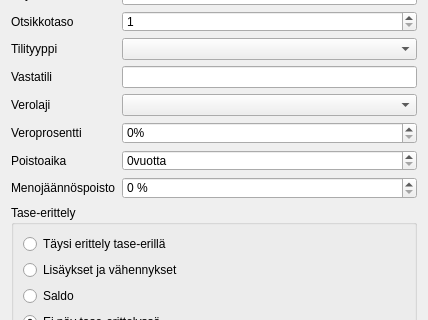
Qt form kitupiikki/maaritys/tilinmuokkaus.ui (artoh/kitupiikki) before a commit; both pictures show x 0 to 428 and y 146 to 466 of the 428 by 625 pixel window.
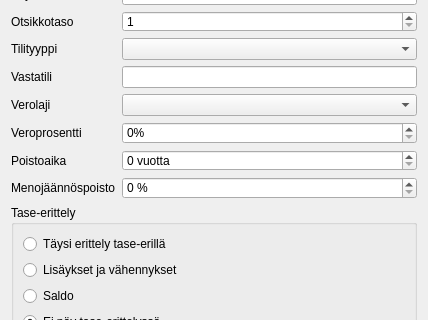
The same form after that commit. Icons and pictures are not drawn. Custom widgets are drawn as their Qt base class.

```diff
--- a/kitupiikki/maaritys/tilinmuokkaus.ui
+++ b/kitupiikki/maaritys/tilinmuokkaus.ui
@@ -182,7 +182,7 @@
      <item row="8" column="1">
       <widget class="QSpinBox" name="poistoaikaSpin">
        <property name="suffix">
-        <string>vuotta</string>
+        <string> vuotta</string>
        </property>
        <property name="maximum">
         <number>1200</number>
```
